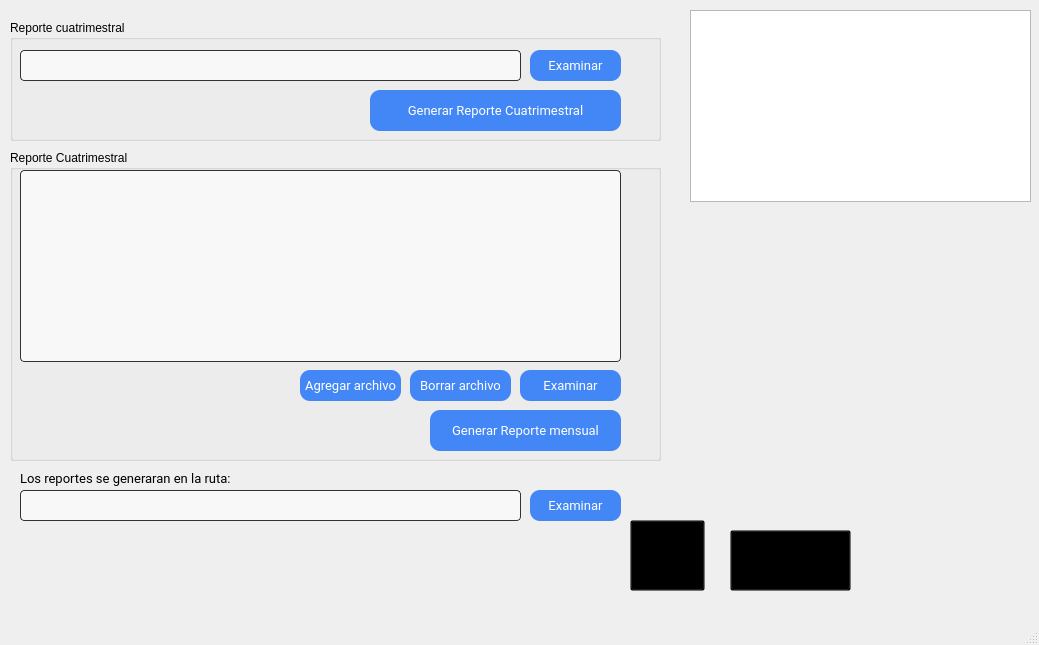
Qt form test.ui (NahuelM/Pdf-scraper-and-create) before a commit.
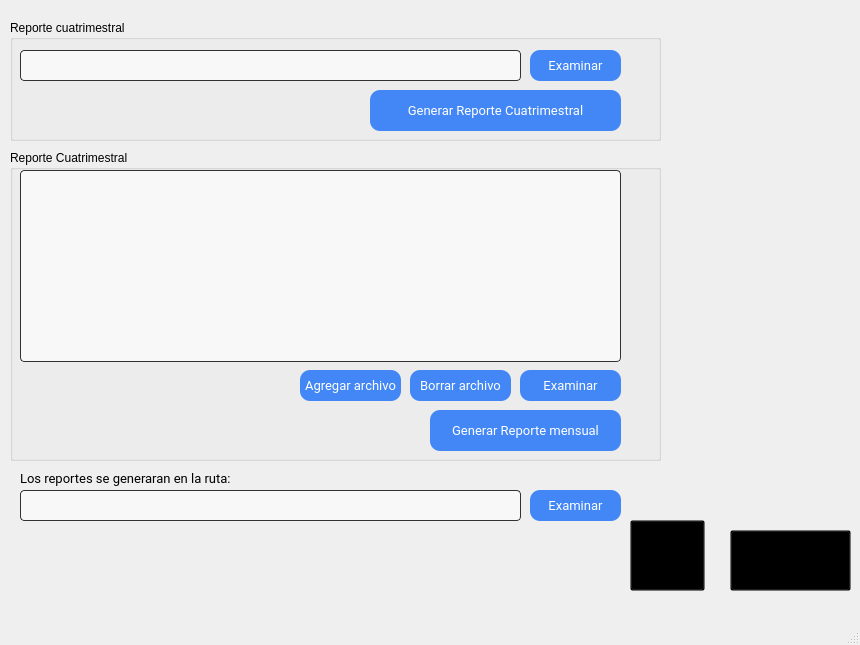
The same form after that commit. Icons and pictures are not drawn.

What changed in the file:
```diff
--- a/test.ui
+++ b/test.ui
@@ -6,7 +6,7 @@
    <rect>
     <x>0</x>
     <y>0</y>
-    <width>1039</width>
+    <width>860</width>
     <height>645</height>
    </rect>
   </property>
@@ -511,22 +511,6 @@
      </size>
     </property>
    </widget>
-   <widget class="QTableWidget" name="tableWidget">
-    <property name="geometry">
-     <rect>
-      <x>690</x>
-      <y>10</y>
-      <width>341</width>
-      <height>192</height>
-     </rect>
-    </property>
-    <property name="baseSize">
-     <size>
-      <width>100</width>
-      <height>100</height>
-     </size>
-    </property>
-   </widget>
   </widget>
   <widget class="QMenuBar" name="menubar">
    <property name="geometry">
```
Left out of the diff: 2 changed lines with no effect on the pictures.
